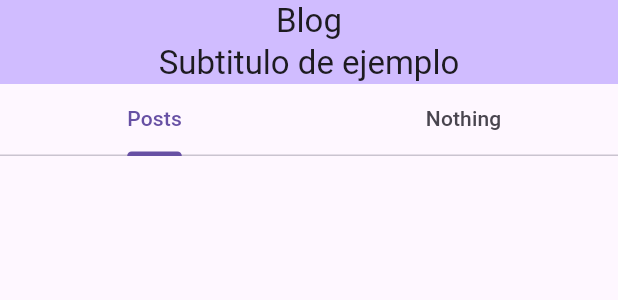
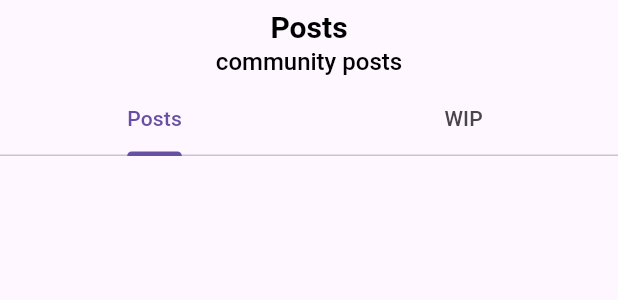
Before and after one commit to SamuelMauricioL/flutter_blog_app, a Flutter app: the PostTapBar widget shown alone on an empty page, opened directly with empty values, on a phone screen of 412 x 824 dp. Shown: the top 300 px of the screen. Run offline on Flutter 3.47's test engine with Material 3 defaults, Android fonts, the phone set to English and light mode, and no system bars; our stand-ins replace bloc, dio, equatable, flutter_bloc, get_it, pretty_dio_logger; missing offline and left inert: oxidized; generated files the repository leaves out were written again; network calls fail.

Commit message:
chore: add title and subtitle

```diff
--- a/lib/app/view/app.dart
+++ b/lib/app/view/app.dart
@@ -9,9 +9,6 @@ class App extends StatelessWidget {
   Widget build(BuildContext context) {
     return MaterialApp(
       theme: ThemeData(
-        appBarTheme: AppBarTheme(
-          backgroundColor: Theme.of(context).colorScheme.inversePrimary,
-        ),
         useMaterial3: true,
       ),
       localizationsDelegates: AppLocalizations.localizationsDelegates,
--- a/lib/posts/view/post_view.dart
+++ b/lib/posts/view/post_view.dart
@@ -25,9 +25,6 @@ class PostBody extends StatelessWidget {
   @override
   Widget build(BuildContext context) {
     return Scaffold(
-      appBar: AppBar(
-        title: const Text('Post'),
-      ),
       body: BlocBuilder<PostBloc, PostBlocState>(
         builder: (context, state) {
           switch (state.status) {
--- a/lib/posts/widgets/post_tap_bar.dart
+++ b/lib/posts/widgets/post_tap_bar.dart
@@ -1,4 +1,5 @@
 import 'package:ba_post_domain/ba_post_domain.dart';
+import 'package:ba_ui/ba_ui.dart';
 import 'package:flutter/material.dart';
 import 'package:flutter_blog_app/posts/widgets/post_list.dart';
 
@@ -9,11 +10,10 @@ class PostTapBar extends StatelessWidget {
 
   @override
   Widget build(BuildContext context) {
-    return Material(
+    return SafeArea(
       child: DefaultTabController(
         length: 2,
         child: NestedScrollView(
-          // controller: _scrollController,
           headerSliverBuilder: (context, innerBoxIsScrolled) => [
             const SliverAppBar(
               title: SizedBox(
@@ -22,13 +22,13 @@ class PostTapBar extends StatelessWidget {
                   mainAxisAlignment: MainAxisAlignment.center,
                   children: [
                     Text(
-                      'Blog',
-                      // style: $font.bold.copyWith(fontSize: 20),
+                      'Posts',
+                      style: BaTextStyle.blackBoldlXl,
                       textAlign: TextAlign.left,
                     ),
                     Text(
-                      'Subtitulo de ejemplo',
-                      // style: $font.medium.copyWith(fontSize: 14),
+                      'community posts',
+                      style: BaTextStyle.blackNormalMd,
                     ),
                   ],
                 ),
@@ -40,7 +40,7 @@ class PostTapBar extends StatelessWidget {
               const TabBar(
                 tabs: [
                   Tab(text: 'Posts'),
-                  Tab(text: 'Nothing'),
+                  Tab(text: 'WIP'),
                 ],
               ),
               Expanded(
--- a/packages/core/ba_ui/lib/src/theme/text_style.dart
+++ b/packages/core/ba_ui/lib/src/theme/text_style.dart
@@ -35,4 +35,10 @@ class BaTextStyle {
     fontWeight: FontWeight.w500,
     color: BaColorValues.blueText,
   );
+
+  static const TextStyle blackBoldlXl = TextStyle(
+    fontSize: FontSizeValues.xl,
+    fontWeight: FontWeight.bold,
+    color: BaColorValues.blackText,
+  );
 }
```
